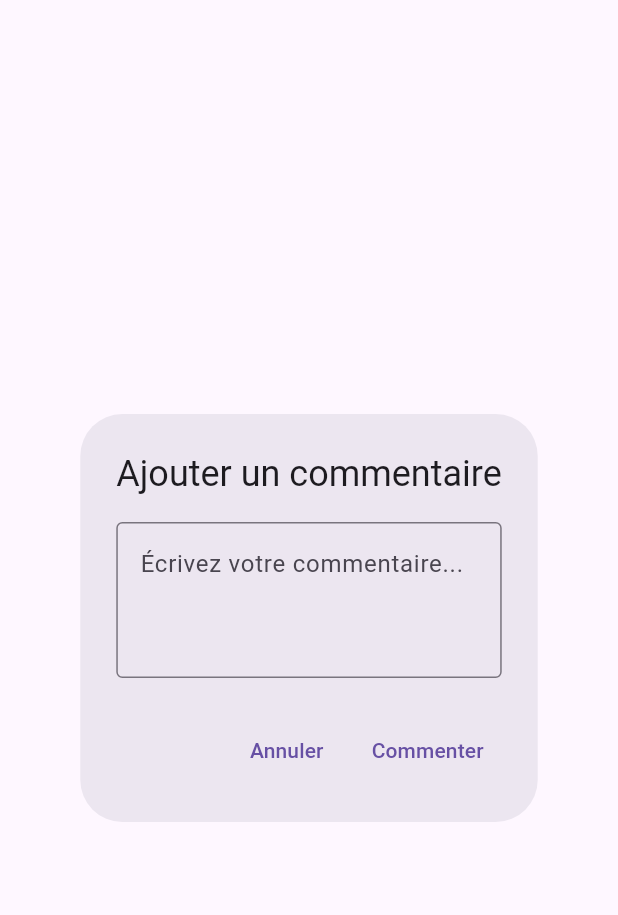
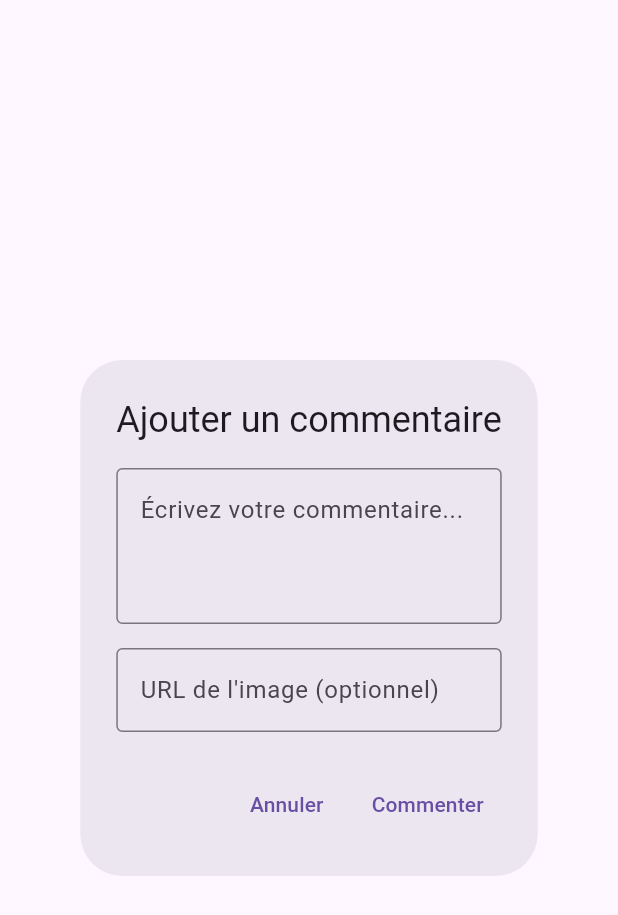
Before and after one commit to ESGI-5AL1/flutter-esgix, a Flutter app: the CommentDialog widget shown alone on an empty page, opened directly with empty values, after a tap on "Commenter", on a phone screen of 412 x 824 dp. Shown: the top 915 px of the screen. Run offline on Flutter 3.47's test engine with Material 3 defaults, Android fonts, the light colour scheme and no system bars; our stand-ins replace bloc, dio, flutter_bloc, flutter_dotenv, go_router, shared_preferences; accounts and stored records are empty; network calls fail.

Commit message:
ajout de l'image dans le dialog pour les commentaires

```diff
--- a/lib/shared/bloc/post_widget_bloc/post_widget_bloc.dart
+++ b/lib/shared/bloc/post_widget_bloc/post_widget_bloc.dart
@@ -52,7 +52,8 @@ class PostBloc extends Bloc<PostEvent, PostState> {
     }
   }
 
-  Future<void> _onFetchUserPosts(FetchUserPosts event, Emitter<PostState> emit) async {
+  Future<void> _onFetchUserPosts(
+      FetchUserPosts event, Emitter<PostState> emit) async {
     emit(PostLoading());
     try {
       final posts = await repository.getUserPosts(event.userId);
@@ -62,7 +63,8 @@ class PostBloc extends Bloc<PostEvent, PostState> {
     }
   }
 
-  Future<void> _onSyncLikeStatus(SyncLikeStatus event, Emitter<PostState> emit) async {
+  Future<void> _onSyncLikeStatus(
+      SyncLikeStatus event, Emitter<PostState> emit) async {
     if (state is PostLoaded) {
       final currentState = state as PostLoaded;
       final updatedPosts = currentState.posts.map((post) {
@@ -75,11 +77,13 @@ class PostBloc extends Bloc<PostEvent, PostState> {
     }
   }
 
-  Future<void> _onFetchUserLikes(FetchUserLikes event, Emitter<PostState> emit) async {
+  Future<void> _onFetchUserLikes(
+      FetchUserLikes event, Emitter<PostState> emit) async {
     emit(PostLoading());
     try {
       final posts = await repository.getUserLikes(event.userId);
-      final updatedPosts = posts.map((post) => post.copyWith(likedByUser: true)).toList();
+      final updatedPosts =
+          posts.map((post) => post.copyWith(likedByUser: true)).toList();
       emit(PostLoaded(updatedPosts));
     } catch (error) {
       emit(PostError(error.toString()));
@@ -120,7 +124,6 @@ class PostBloc extends Bloc<PostEvent, PostState> {
     }
   }
 
-
   Future<void> _onDeletePost(DeletePost event, Emitter<PostState> emit) async {
     try {
       await repository.deletePost(event.postId);
@@ -151,7 +154,8 @@ class PostBloc extends Bloc<PostEvent, PostState> {
         if (post.id == event.postId) {
           return post.copyWith(
             likedByUser: !post.likedByUser,
-            likesCount: post.likedByUser ? post.likesCount - 1 : post.likesCount + 1,
+            likesCount:
+                post.likedByUser ? post.likesCount - 1 : post.likesCount + 1,
           );
         }
         return post;
@@ -160,7 +164,11 @@ class PostBloc extends Bloc<PostEvent, PostState> {
       emit(PostLoaded(updatedPosts));
 
       // Émettre un événement pour mettre à jour les autres vues
-      add(SyncLikeStatus(event.postId, !currentState.posts.firstWhere((p) => p.id == event.postId).likedByUser));
+      add(SyncLikeStatus(
+          event.postId,
+          !currentState.posts
+              .firstWhere((p) => p.id == event.postId)
+              .likedByUser));
     } catch (error) {
       emit(PostError(error.toString()));
       emit(currentState);
@@ -174,12 +182,14 @@ class PostBloc extends Bloc<PostEvent, PostState> {
     }
   }
 
-  Future<void> _onFetchComments(FetchComments event, Emitter<PostState> emit) async {
+  Future<void> _onFetchComments(
+      FetchComments event, Emitter<PostState> emit) async {
     try {
       final comments = await repository.getComments(event.postId);
       if (state is PostLoaded) {
         final currentState = state as PostLoaded;
-        final updatedPosts = List<Post>.from(currentState.posts)..addAll(comments);
+        final updatedPosts = List<Post>.from(currentState.posts)
+          ..addAll(comments);
         emit(PostLoaded(updatedPosts));
       } else {
         emit(PostLoaded(comments));
@@ -189,7 +199,8 @@ class PostBloc extends Bloc<PostEvent, PostState> {
     }
   }
 
-  Future<void> _onFetchPostById(FetchPostById event, Emitter<PostState> emit) async {
+  Future<void> _onFetchPostById(
+      FetchPostById event, Emitter<PostState> emit) async {
     emit(PostLoading());
     try {
       final post = await repository.getPostById(event.postId);
@@ -199,7 +210,8 @@ class PostBloc extends Bloc<PostEvent, PostState> {
     }
   }
 
-  Future<void> _onSearchPosts(SearchPosts event, Emitter<PostState> emit) async {
+  Future<void> _onSearchPosts(
+      SearchPosts event, Emitter<PostState> emit) async {
     emit(PostLoading());
     try {
       final posts = await repository.searchPosts(event.query);
@@ -225,13 +237,12 @@ class PostBloc extends Bloc<PostEvent, PostState> {
     }
   }
 
-  Future<void> _onCreateComment(CreateComment event, Emitter<PostState> emit) async {
+  Future<void> _onCreateComment(
+      CreateComment event, Emitter<PostState> emit) async {
     try {
       final comment = await repository.createPost(
-          event.content,
-          null,
-          parent: event.parentId
-      );
+          event.content, event.imageUrl,
+          parent: event.parentId);
 
       if (comment != null && state is PostLoaded) {
         final currentState = state as PostLoaded;
@@ -255,7 +266,8 @@ class PostBloc extends Bloc<PostEvent, PostState> {
     }
   }
 
-  Future<void> _onLoadProfileData(LoadProfileData event, Emitter<PostState> emit) async {
+  Future<void> _onLoadProfileData(
+      LoadProfileData event, Emitter<PostState> emit) async {
     emit(PostLoading());
     try {
       final posts = event.loadLikes
@@ -266,5 +278,4 @@ class PostBloc extends Bloc<PostEvent, PostState> {
       emit(PostError(error.toString()));
     }
   }
-
 }
--- a/lib/shared/bloc/post_widget_bloc/post_widget_event.dart
+++ b/lib/shared/bloc/post_widget_bloc/post_widget_event.dart
@@ -79,8 +79,9 @@ class UpdatePost extends PostEvent {
 class CreateComment extends PostEvent {
   final String content;
   final String parentId;
+  final String? imageUrl;
 
-  CreateComment(this.content, this.parentId);
+  CreateComment(this.content, this.parentId, {this.imageUrl});
 }
 
 class FetchUserLikes extends PostEvent {
--- a/lib/shared/widgets/comment_dialog.dart
+++ b/lib/shared/widgets/comment_dialog.dart
@@ -1,5 +1,3 @@
-// lib/shared/widgets/comment_dialog.dart
-
 import 'package:flutter/material.dart';
 import 'package:flutter_bloc/flutter_bloc.dart';
 import '../models/post.dart';
@@ -17,11 +15,13 @@ class CommentDialog extends StatefulWidget {
 
 class _CommentDialogState extends State<CommentDialog> {
   final TextEditingController _commentController = TextEditingController();
+  final TextEditingController _imageUrlController = TextEditingController();
   bool _isSubmitting = false;
 
   @override
   void dispose() {
     _commentController.dispose();
+    _imageUrlController.dispose();
     super.dispose();
   }
 
@@ -40,6 +40,14 @@ class _CommentDialogState extends State<CommentDialog> {
             ),
             maxLines: 3,
           ),
+          const SizedBox(height: 16),
+          TextField(
+            controller: _imageUrlController,
+            decoration: const InputDecoration(
+              hintText: 'URL de l\'image (optionnel)',
+              border: OutlineInputBorder(),
+            ),
+          ),
         ],
       ),
       actions: [
@@ -55,10 +63,13 @@ class _CommentDialogState extends State<CommentDialog> {
 
             setState(() => _isSubmitting = true);
 
+            final imageUrl = _imageUrlController.text.trim();
+
             context.read<PostBloc>().add(
               CreateComment(
                 _commentController.text.trim(),
                 widget.post.id,
+                imageUrl: imageUrl.isNotEmpty ? imageUrl : null,
               ),
             );
 
```
